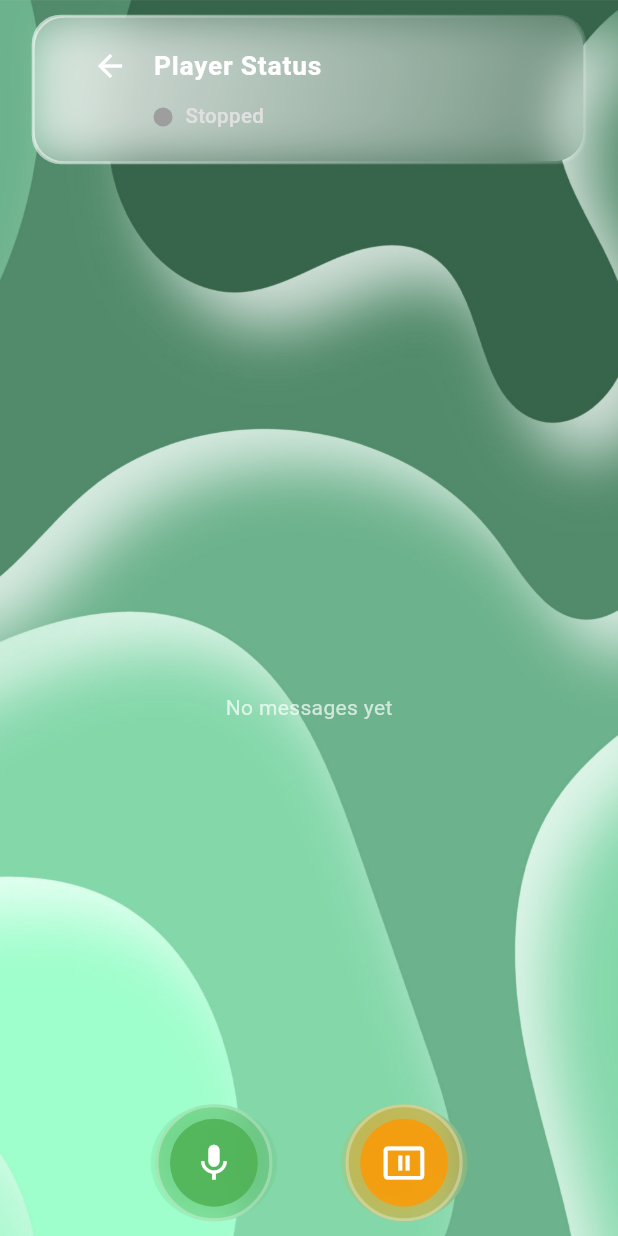
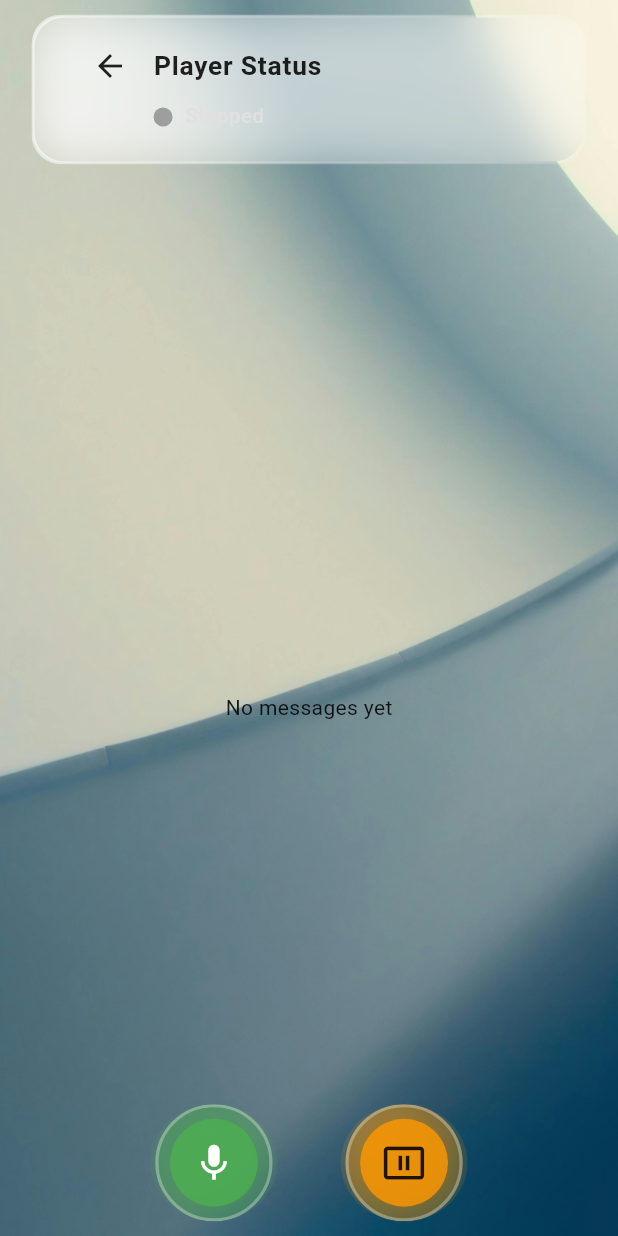
Before and after one commit to waleed-tafsol/gini_test_app, a Flutter app: the screen it shows after launch, after a tap on "Message", on a phone screen of 412 x 824 dp. Run offline on Flutter 3.47's test engine with Material 3 defaults, Android fonts, the phone set to English and light mode, and no system bars; our stand-ins replace flutter_riverpod, flutter_screenutil, fluttertoast, permission_handler; missing offline and left inert: audio_session, flutter_pcm_sound, flutter_recorder, flutter_soloud; network calls fail.

Commit message:
platform fixes

```diff
--- a/lib/view/screens/audio_page.dart
+++ b/lib/view/screens/audio_page.dart
@@ -33,7 +33,7 @@ class _AudioPageState extends State<AudioPage> {
           // Background image
           Positioned.fill(
             child: Image.asset(
-              'assets/background4.jpg',
+              'assets/background5.jpg',
               fit: BoxFit.cover,
             ),
           ),
@@ -70,8 +70,7 @@ class _AudioPageState extends State<AudioPage> {
                                             child: Text(
                                               'No messages yet',
                                               style: TextStyle(
-                                                color: Colors.white
-                                                    .withValues(alpha: 0.7),
+                                                color: Colors.black87,
                                                 fontSize: 14,
                                               ),
                                             ),
@@ -129,7 +128,7 @@ class _AudioPageState extends State<AudioPage> {
                                                                     style: TextStyle(
                                                                       fontSize: 11.sp,
                                                                       fontWeight: FontWeight.w600,
-                                                                      color: Colors.white,
+                                                                      color: Colors.black87,
                                                                       letterSpacing: 0.5.w,
                                                                     ),
                                                                   ),
@@ -138,7 +137,7 @@ class _AudioPageState extends State<AudioPage> {
                                                                     message.content,
                                                                     style: TextStyle(
                                                                       fontSize: 14.sp,
-                                                                      color: Colors.white,
+                                                                      color: Colors.black87,
                                                                     ),
                                                                   ),
                                                                 ],
@@ -213,7 +212,7 @@ class _AudioPageState extends State<AudioPage> {
                               width: 35.w,
                               child: Icon(
                                 Icons.arrow_back,
-                                color: Colors.white,
+                                color: Colors.black87,
                               ),
                             ),
                           ),
@@ -222,7 +221,7 @@ class _AudioPageState extends State<AudioPage> {
                             style: TextStyle(
                               fontWeight: FontWeight.w600,
                               fontSize: 18.sp,
-                              color: Colors.white,
+                              color: Colors.black87,
                               letterSpacing: 0.5.w,
                             ),
                           ),
@@ -269,7 +268,7 @@ class _AudioPageState extends State<AudioPage> {
                           style: TextStyle(
                             fontWeight: FontWeight.w600,
                             fontSize: 12.sp,
-                            color: Colors.white.withValues(alpha: 0.8),
+                            color: Colors.black87,
                           ),
                         ),
                         SizedBox(height: 8.h),
@@ -277,7 +276,7 @@ class _AudioPageState extends State<AudioPage> {
                           streamedResponse!,
                           style: TextStyle(
                             fontSize: 14.sp,
-                            color: Colors.white,
+                            color: Colors.black87,
                           ),
                         ),
                       ],
--- a/lib/view/screens/home_screen.dart
+++ b/lib/view/screens/home_screen.dart
@@ -38,7 +38,7 @@ class _HomeScreenState extends ConsumerState<HomeScreen> {
         children: [
           Positioned.fill(
             child: Image.asset(
-              'assets/background4.jpg',
+              'assets/background5.jpg',
               fit: BoxFit.cover,
             ),
           ),
@@ -116,14 +116,14 @@ class _HomeScreenState extends ConsumerState<HomeScreen> {
                                     children: [
                                       Icon(
                                         CupertinoIcons.arrow_right_arrow_left_square_fill,
-                                        color: Colors.white,
+                                        color: Colors.black87,
                                         size: 22.sp,
                                       ),
                                       SizedBox(width: 10.w),
                                       Text(
                                         'Get Session ID',
                                         style: TextStyle(
-                                          color: Colors.white,
+                                          color: Colors.black87,
                                           fontSize: 16.sp,
                                           fontWeight: FontWeight.w600,
                                           letterSpacing: 0.5.w,
@@ -189,14 +189,14 @@ class _HomeScreenState extends ConsumerState<HomeScreen> {
                                     children: [
                                       Icon(
                                         CupertinoIcons.chat_bubble_2_fill,
-                                        color: Colors.white,
+                                        color: Colors.black87,
                                         size: 22.sp,
                                       ),
                                       SizedBox(width: 10.w),
                                       Text(
                                         'Message',
                                         style: TextStyle(
-                                          color: Colors.white,
+                                          color: Colors.black87,
                                           fontSize: 16.sp,
                                           fontWeight: FontWeight.w600,
                                           letterSpacing: 0.5.w,
@@ -266,14 +266,14 @@ class _HomeScreenState extends ConsumerState<HomeScreen> {
                                     children: [
                                       Icon(
                                         Icons.person,
-                                        color: Colors.white,
+                                        color: Colors.black87,
                                         size: 22.sp,
                                       ),
                                       SizedBox(width: 10.w),
                                       Text(
                                         'Human',
                                         style: TextStyle(
-                                          color: Colors.white,
+                                          color: Colors.black87,
                                           fontSize: 16.sp,
                                           fontWeight: FontWeight.w600,
                                           letterSpacing: 0.5.w,
@@ -342,7 +342,7 @@ class _CircularConnectButtonState extends State<_CircularConnectButton> {
                     widget.isConnected
                         ? CupertinoIcons.bolt_fill
                         : CupertinoIcons.bolt_slash_fill,
-                    color: Colors.white,
+                    color: Colors.black87,
                     size: 80.0,
                   ),
                 ),
@@ -381,7 +381,7 @@ class _CircularConnectButtonState extends State<_CircularConnectButton> {
                   widget.isConnected
                       ? CupertinoIcons.bolt_fill
                       : CupertinoIcons.bolt_slash_fill,
-                  color: Colors.white,
+                  color: Colors.black87,
                   size: 80.sp,
                 ),
               ),
--- a/lib/view/widgets/bottom_button.dart
+++ b/lib/view/widgets/bottom_button.dart
@@ -136,7 +136,7 @@ class _BottomButtonState extends ConsumerState<BottomButton>
                                       ),
                                       child: Icon(
                                         Icons.mic,
-                                        color: Colors.white,
+                                        color: Colors.black87,
                                         size: 30.sp,
                                       ),
                                     ),
@@ -253,7 +253,7 @@ class _BottomButtonState extends ConsumerState<BottomButton>
                             ),
                             child: Icon(
                               Icons.pause_presentation,
-                              color: Colors.white,
+                              color: Colors.black87,
                               size: 30.sp,
                             ),
                           ),
```
Also changed, not shown: assets/background1.png (deleted), assets/background2.jpg (deleted), assets/background3.jpg (deleted), assets/background4.jpg (deleted), assets/background5.jpg (added), 1 other file.
